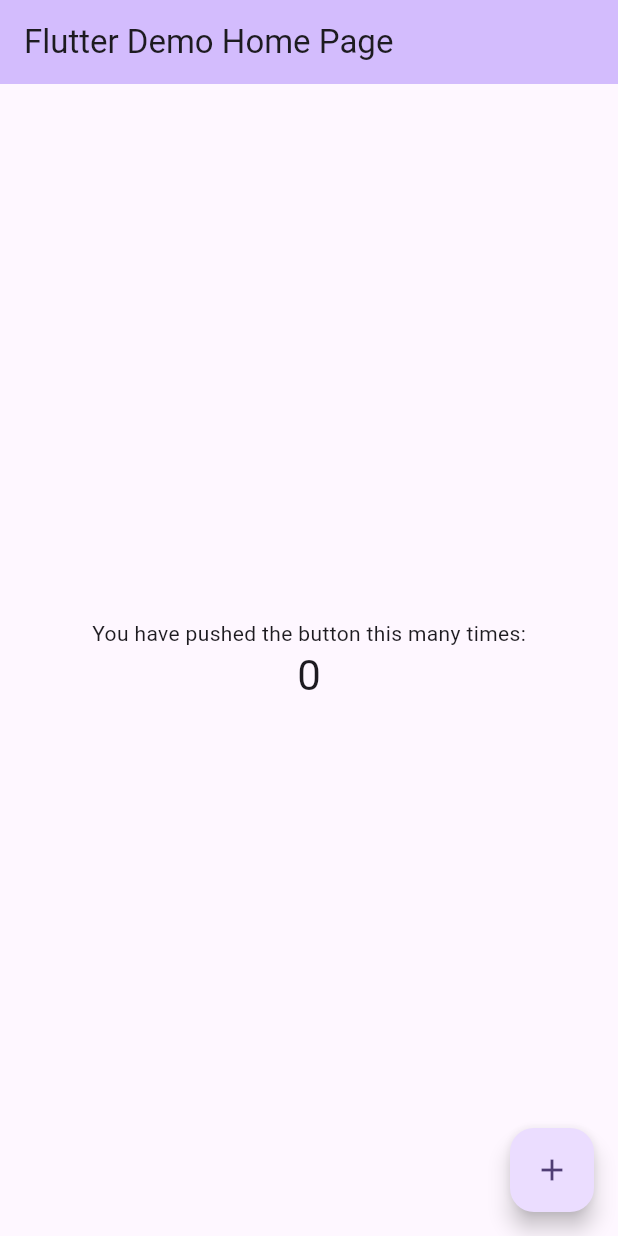
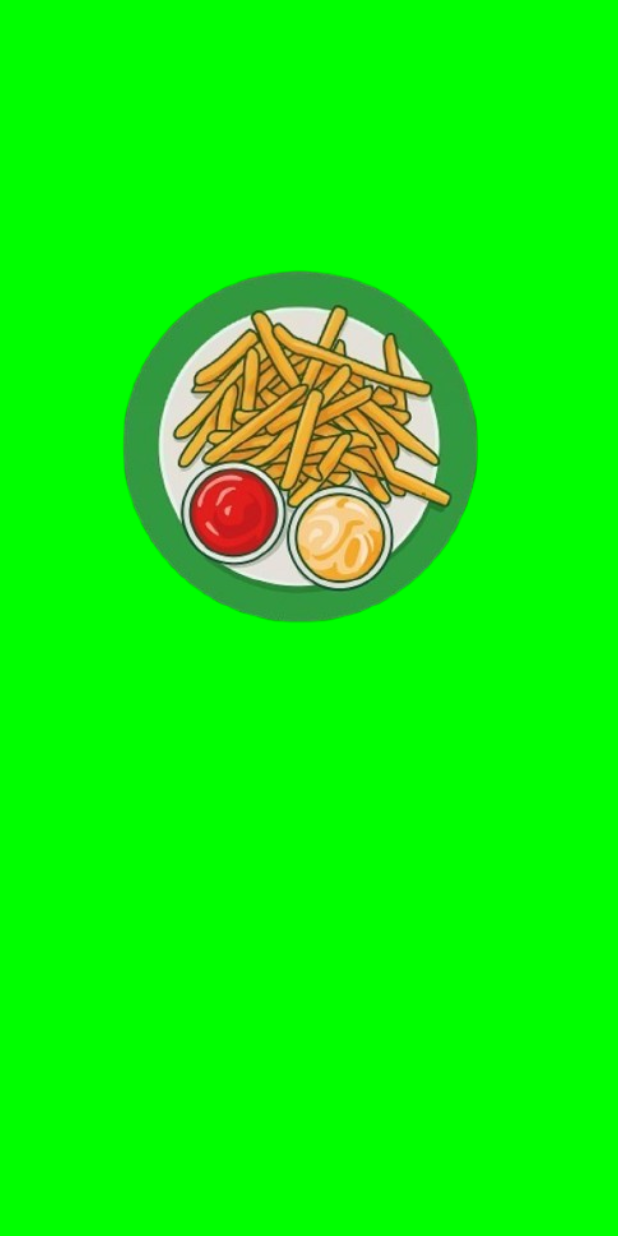
Before and after one commit to gracecleaners/food-delivery-customer-app, a Flutter app: the screen it shows after launch, on a phone screen of 412 x 824 dp. Run offline on Flutter 3.47's test engine with Material 3 defaults, Android fonts, the light colour scheme and no system bars.

Commit message:
splash screen

```diff
--- a/lib/constants/colors.dart
+++ b/lib/constants/colors.dart
@@ -0,0 +1,11 @@
+
+import 'package:flutter/material.dart';
+
+class TColor {
+  static Color get primary => const Color(0xFF00FF00);
+  static Color get primaryText => const Color(0xff030303);
+  static Color get secondaryText => const Color(0xff828282);
+  static Color get textTittle => const Color(0xff7C7C7C);
+  static Color get placeholder => const Color(0xffB1B1B1);
+  static Color get darkGray => const Color(0xff4C4F4D);
+}
--- a/lib/main.dart
+++ b/lib/main.dart
@@ -1,4 +1,6 @@
 import 'package:flutter/material.dart';
+import 'package:food_delivery_customer/constants/colors.dart';
+import 'package:food_delivery_customer/splash.dart';
 
 void main() {
   runApp(const MyApp());
@@ -11,115 +13,13 @@
   @override
   Widget build(BuildContext context) {
     return MaterialApp(
+      debugShowCheckedModeBanner: false,
       title: 'Flutter Demo',
       theme: ThemeData(
-        // This is the theme of your application.
-        //
-        // TRY THIS: Try running your application with "flutter run". You'll see
-        // the application has a purple toolbar. Then, without quitting the app,
-        // try changing the seedColor in the colorScheme below to Colors.green
-        // and then invoke "hot reload" (save your changes or press the "hot
-        // reload" button in a Flutter-supported IDE, or press "r" if you used
-        // the command line to start the app).
-        //
-        // Notice that the counter didn't reset back to zero; the application
-        // state is not lost during the reload. To reset the state, use hot
-        // restart instead.
-        //
-        // This works for code too, not just values: Most code changes can be
-        // tested with just a hot reload.
-        colorScheme: ColorScheme.fromSeed(seedColor: Colors.deepPurple),
+        colorScheme: ColorScheme.fromSeed(seedColor: TColor.primary),
         useMaterial3: true,
       ),
-      home: const MyHomePage(title: 'Flutter Demo Home Page'),
+      home: const SplashScreen(),
     );
   }
 }
-
-class MyHomePage extends StatefulWidget {
-  const MyHomePage({super.key, required this.title});
-
-  // This widget is the home page of your application. It is stateful, meaning
-  // that it has a State object (defined below) that contains fields that affect
-  // how it looks.
-
-  // This class is the configuration for the state. It holds the values (in this
-  // case the title) provided by the parent (in this case the App widget) and
-  // used by the build method of the State. Fields in a Widget subclass are
-  // always marked "final".
-
-  final String title;
-
-  @override
-  State<MyHomePage> createState() => _MyHomePageState();
-}
-
-class _MyHomePageState extends State<MyHomePage> {
-  int _counter = 0;
-
-  void _incrementCounter() {
-    setState(() {
-      // This call to setState tells the Flutter framework that something has
-      // changed in this State, which causes it to rerun the build method below
-      // so that the display can reflect the updated values. If we changed
-      // _counter without calling setState(), then the build method would not be
-      // called again, and so nothing would appear to happen.
-      _counter++;
-    });
-  }
-
-  @override
-  Widget build(BuildContext context) {
-    // This method is rerun every time setState is called, for instance as done
-    // by the _incrementCounter method above.
-    //
-    // The Flutter framework has been optimized to make rerunning build methods
-    // fast, so that you can just rebuild anything that needs updating rather
-    // than having to individually change instances of widgets.
-    return Scaffold(
-      appBar: AppBar(
-        // TRY THIS: Try changing the color here to a specific color (to
-        // Colors.amber, perhaps?) and trigger a hot reload to see the AppBar
-        // change color while the other colors stay the same.
-        backgroundColor: Theme.of(context).colorScheme.inversePrimary,
-        // Here we take the value from the MyHomePage object that was created by
-        // the App.build method, and use it to set our appbar title.
-        title: Text(widget.title),
-      ),
-      body: Center(
-        // Center is a layout widget. It takes a single child and positions it
-        // in the middle of the parent.
-        child: Column(
-          // Column is also a layout widget. It takes a list of children and
-          // arranges them vertically. By default, it sizes itself to fit its
-          // children horizontally, and tries to be as tall as its parent.
-          //
-          // Column has various properties to control how it sizes itself and
-          // how it positions its children. Here we use mainAxisAlignment to
-          // center the children vertically; the main axis here is the vertical
-          // axis because Columns are vertical (the cross axis would be
-          // horizontal).
-          //
-          // TRY THIS: Invoke "debug painting" (choose the "Toggle Debug Paint"
-          // action in the IDE, or press "p" in the console), to see the
-          // wireframe for each widget.
-          mainAxisAlignment: MainAxisAlignment.center,
-          children: <Widget>[
-            const Text(
-              'You have pushed the button this many times:',
-            ),
-            Text(
-              '$_counter',
-              style: Theme.of(context).textTheme.headlineMedium,
-            ),
-          ],
-        ),
-      ),
-      floatingActionButton: FloatingActionButton(
-        onPressed: _incrementCounter,
-        tooltip: 'Increment',
-        child: const Icon(Icons.add),
-      ), // This trailing comma makes auto-formatting nicer for build methods.
-    );
-  }
-}
--- a/lib/splash.dart
+++ b/lib/splash.dart
@@ -0,0 +1,22 @@
+import 'package:flutter/material.dart';
+import 'package:food_delivery_customer/constants/colors.dart';
+
+class SplashScreen extends StatefulWidget {
+  const SplashScreen({super.key});
+
+  @override
+  State<SplashScreen> createState() => _SplashScreenState();
+}
+
+class _SplashScreenState extends State<SplashScreen> {
+  @override
+  Widget build(BuildContext context) {
+    var media = MediaQuery.of(context).size;
+    return Scaffold(
+      backgroundColor: TColor.primary,
+      body: Center(
+        child: Image.asset("assets/logo.png", width: media.width*0.7, fit: BoxFit.fill,),
+      ),
+    );
+  }
+}
--- a/pubspec.yaml
+++ b/pubspec.yaml
@@ -58,8 +58,8 @@ flutter:
   uses-material-design: true
 
   # To add assets to your application, add an assets section, like this:
-  # assets:
-  #   - images/a_dot_burr.jpeg
+  assets:
+    - assets/
   #   - images/a_dot_ham.jpeg
 
   # An image asset can refer to one or more resolution-specific "variants", see
```
Also changed, not shown: assets/logo.png (added).
